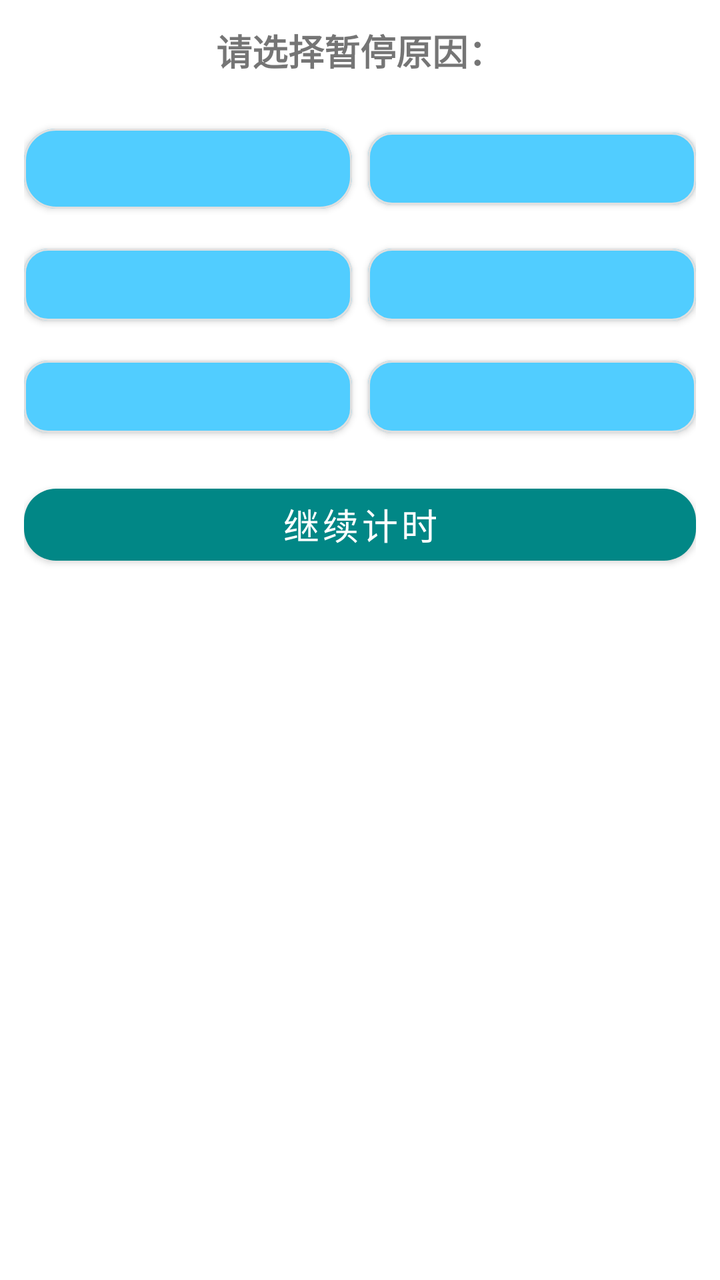
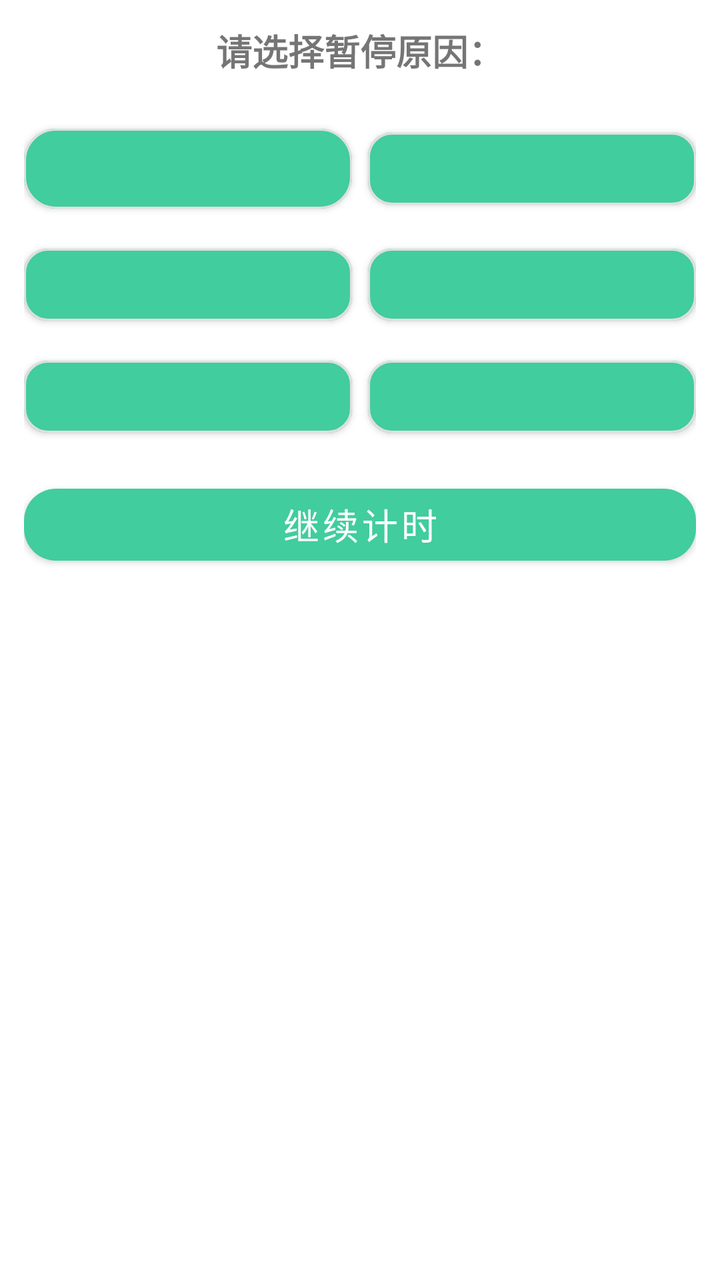

Compare the two renders of this Android layout. The source of the first and the diff that turns it into the second are given below.
<!-- AndroidManifest.xml: application theme Theme.PomodoroTimer -->
<!-- res/layout/dialog_pause_reason.xml -->
<?xml version="1.0" encoding="utf-8"?>
<LinearLayout xmlns:android="http://schemas.android.com/apk/res/android"
    xmlns:app="http://schemas.android.com/apk/res-auto"
    android:layout_width="match_parent"
    android:layout_height="wrap_content"
    android:orientation="vertical"
    android:padding="12dp">

    <TextView
        android:layout_width="match_parent"
        android:layout_height="wrap_content"
        android:text="@string/timer_dialog_pause_reason_prompt"
        android:textSize="18sp"
        android:textStyle="bold"
        android:layout_marginBottom="20dp"
        android:gravity="center" />

    <LinearLayout
        android:layout_width="match_parent"
        android:layout_height="wrap_content"
        android:orientation="horizontal"
        android:layout_marginBottom="8dp">

        <com.google.android.material.button.MaterialButton
            android:id="@+id/btn_reason_1"
            android:layout_width="0dp"
            android:layout_height="52dp"
            android:layout_weight="1"
            android:layout_marginEnd="4dp"
            android:textSize="16sp"
            android:textColor="@color/text_primary"
            app:cornerRadius="16dp"
            app:strokeWidth="1dp"
            app:strokeColor="@color/divider" />

        <com.google.android.material.button.MaterialButton
            android:id="@+id/btn_reason_2"
            android:layout_width="0dp"
            android:layout_height="48dp"
            android:layout_weight="1"
            android:layout_marginStart="4dp"
            android:textSize="16sp"
            android:textColor="@color/text_primary"
            app:cornerRadius="12dp"
            app:strokeWidth="1dp"
            app:strokeColor="@color/divider" />

    </LinearLayout>

    <LinearLayout
        android:layout_width="match_parent"
        android:layout_height="wrap_content"
        android:orientation="horizontal"
        android:layout_marginBottom="8dp">

        <com.google.android.material.button.MaterialButton
            android:id="@+id/btn_reason_3"
            android:layout_width="0dp"
            android:layout_height="48dp"
            android:layout_weight="1"
            android:layout_marginEnd="4dp"
            android:textSize="16sp"
            android:textColor="@color/text_primary"
            app:cornerRadius="12dp"
            app:strokeWidth="1dp"
            app:strokeColor="@color/divider" />

        <com.google.android.material.button.MaterialButton
            android:id="@+id/btn_reason_4"
            android:layout_width="0dp"
            android:layout_height="48dp"
            android:layout_weight="1"
            android:layout_marginStart="4dp"
            android:textSize="16sp"
            android:textColor="@color/text_primary"
            app:cornerRadius="12dp"
            app:strokeWidth="1dp"
            app:strokeColor="@color/divider" />

    </LinearLayout>

    <LinearLayout
        android:layout_width="match_parent"
        android:layout_height="wrap_content"
        android:orientation="horizontal"
        android:layout_marginBottom="16dp">

        <com.google.android.material.button.MaterialButton
            android:id="@+id/btn_reason_5"
            android:layout_width="0dp"
            android:layout_height="48dp"
            android:layout_weight="1"
            android:layout_marginEnd="4dp"
            android:textSize="16sp"
            android:textColor="@color/text_primary"
            app:cornerRadius="12dp"
            app:strokeWidth="1dp"
            app:strokeColor="@color/divider" />

        <com.google.android.material.button.MaterialButton
            android:id="@+id/btn_reason_6"
            android:layout_width="0dp"
            android:layout_height="48dp"
            android:layout_weight="1"
            android:layout_marginStart="4dp"
            android:textSize="16sp"
            android:textColor="@color/text_primary"
            app:cornerRadius="12dp"
            app:strokeWidth="1dp"
            app:strokeColor="@color/divider" />

    </LinearLayout>

    <com.google.android.material.button.MaterialButton
        android:id="@+id/btn_resume"
        android:layout_width="match_parent"
        android:layout_height="48dp"
        android:text="@string/timer_resume_timer"
        android:textSize="18sp"
        android:textColor="@android:color/white"
        app:backgroundTint="@color/teal_700"
        app:cornerRadius="16dp" />

</LinearLayout>
<!-- resources referenced by this layout -->
<resources>
  <color name="divider">#FFE0E0E0</color>
  <color name="teal_700">#FF018786</color>
  <color name="text_primary">#FF000000</color>
  <string name="timer_dialog_pause_reason_prompt">请选择暂停原因：</string>
  <string name="timer_resume_timer">继续计时</string>
  <style name="Theme.PomodoroTimer" parent="Theme.MaterialComponents.DayNight">
          
          <item name="colorPrimary">@color/skyblue</item>
          <item name="colorPrimaryVariant">@color/default_theme_dark</item>
          <item name="colorOnPrimary">@color/text_primary</item>
          
          <item name="colorSecondary">@color/teal_200</item>
          <item name="colorSecondaryVariant">@color/teal_700</item>
          <item name="colorOnSecondary">@color/black</item>
          
          <item name="android:statusBarColor">@color/background_card</item>
          <item name="actionBarStyle">@style/AppActionBar</item>
          <item name="android:actionBarStyle">@style/AppActionBar</item>
          
          <item name="android:navigationBarColor" tools:targetApi="l">@color/background_card</item>
          <item name="android:windowLightStatusBar" tools:targetApi="m">false</item>
      </style>
  <color name="skyblue">#FF51CDFF</color>
  <color name="default_theme_dark">#014971</color>
  <color name="teal_200">#FF03DAC5</color>
  <color name="black">#FF000000</color>
  <color name="background_card">#FFFFFFFF</color>
  <style name="AppActionBar" parent="Widget.MaterialComponents.ActionBar.Primary">
          <item name="android:background">@color/background_card</item>
          <item name="background">@color/background_card</item>
          <item name="android:titleTextStyle">@style/AppActionBarTitle</item>
          <item name="titleTextStyle">@style/AppActionBarTitle</item>
          <item name="elevation">4dp</item>
      </style>
  <!-- unchanged entries left out for length: 1 -->
</resources>

<!-- the commit's change to res/layout/dialog_pause_reason.xml (unified diff, before → after) -->
@@ -31,7 +31,7 @@
             android:textColor="@color/text_primary"
             app:cornerRadius="16dp"
             app:strokeWidth="1dp"
-            app:strokeColor="@color/divider" />
+            app:strokeColor="@color/stroke_subtle" />
 
         <com.google.android.material.button.MaterialButton
             android:id="@+id/btn_reason_2"
@@ -43,7 +43,7 @@
             android:textColor="@color/text_primary"
             app:cornerRadius="12dp"
             app:strokeWidth="1dp"
-            app:strokeColor="@color/divider" />
+            app:strokeColor="@color/stroke_subtle" />
 
     </LinearLayout>
 
@@ -63,7 +63,7 @@
             android:textColor="@color/text_primary"
             app:cornerRadius="12dp"
             app:strokeWidth="1dp"
-            app:strokeColor="@color/divider" />
+            app:strokeColor="@color/stroke_subtle" />
 
         <com.google.android.material.button.MaterialButton
             android:id="@+id/btn_reason_4"
@@ -75,7 +75,7 @@
             android:textColor="@color/text_primary"
             app:cornerRadius="12dp"
             app:strokeWidth="1dp"
-            app:strokeColor="@color/divider" />
+            app:strokeColor="@color/stroke_subtle" />
 
     </LinearLayout>
 
@@ -95,7 +95,7 @@
             android:textColor="@color/text_primary"
             app:cornerRadius="12dp"
             app:strokeWidth="1dp"
-            app:strokeColor="@color/divider" />
+            app:strokeColor="@color/stroke_subtle" />
 
         <com.google.android.material.button.MaterialButton
             android:id="@+id/btn_reason_6"
@@ -107,7 +107,7 @@
             android:textColor="@color/text_primary"
             app:cornerRadius="12dp"
             app:strokeWidth="1dp"
-            app:strokeColor="@color/divider" />
+            app:strokeColor="@color/stroke_subtle" />
 
     </LinearLayout>
 
@@ -118,7 +118,7 @@
         android:text="@string/timer_resume_timer"
         android:textSize="18sp"
         android:textColor="@android:color/white"
-        app:backgroundTint="@color/teal_700"
+        app:backgroundTint="@color/brand"
         app:cornerRadius="16dp" />
 
 </LinearLayout>
<!-- resource entries referenced after the edit -->
@@ -1,39 +1,67 @@
 <!-- resources referenced by this layout -->
 <resources>
-  <color name="divider">#FFE0E0E0</color>
-  <color name="teal_700">#FF018786</color>
+  <color name="brand">#FF41CD9D</color>
+  <color name="stroke_subtle">#FFE0E0E0</color>
   <color name="text_primary">#FF000000</color>
   <string name="timer_dialog_pause_reason_prompt">请选择暂停原因：</string>
   <string name="timer_resume_timer">继续计时</string>
   <style name="Theme.PomodoroTimer" parent="Theme.MaterialComponents.DayNight">
-          
-          <item name="colorPrimary">@color/skyblue</item>
-          <item name="colorPrimaryVariant">@color/default_theme_dark</item>
-          <item name="colorOnPrimary">@color/text_primary</item>
-          
-          <item name="colorSecondary">@color/teal_200</item>
-          <item name="colorSecondaryVariant">@color/teal_700</item>
-          <item name="colorOnSecondary">@color/black</item>
-          
-          <item name="android:statusBarColor">@color/background_card</item>
+          <item name="colorPrimary">@color/brand</item>
+          <item name="colorPrimaryVariant">@color/brand</item>
+          <item name="colorOnPrimary">@color/on_brand</item>
+          <item name="colorSecondary">@color/brand</item>
+          <item name="colorSecondaryVariant">@color/brand</item>
+          <item name="colorOnSecondary">@color/on_brand</item>
+          <item name="android:statusBarColor">@color/surface_card</item>
           <item name="actionBarStyle">@style/AppActionBar</item>
           <item name="android:actionBarStyle">@style/AppActionBar</item>
-          
-          <item name="android:navigationBarColor" tools:targetApi="l">@color/background_card</item>
-          <item name="android:windowLightStatusBar" tools:targetApi="m">false</item>
+          <item name="android:navigationBarColor" tools:targetApi="l">@color/surface_card</item>
+          <item name="android:windowLightStatusBar" tools:targetApi="m">true</item>
+          <item name="materialAlertDialogTheme">@style/ThemeOverlay.Pomodoro.MaterialAlertDialog</item>
       </style>
-  <color name="skyblue">#FF51CDFF</color>
-  <color name="default_theme_dark">#014971</color>
-  <color name="teal_200">#FF03DAC5</color>
-  <color name="black">#FF000000</color>
-  <color name="background_card">#FFFFFFFF</color>
+  <color name="on_brand">@color/absolute_white</color>
+  <color name="surface_card">#FFFFFFFF</color>
   <style name="AppActionBar" parent="Widget.MaterialComponents.ActionBar.Primary">
-          <item name="android:background">@color/background_card</item>
-          <item name="background">@color/background_card</item>
+          <item name="android:background">@color/surface_card</item>
+          <item name="background">@color/surface_card</item>
           <item name="android:titleTextStyle">@style/AppActionBarTitle</item>
           <item name="titleTextStyle">@style/AppActionBarTitle</item>
           <item name="elevation">4dp</item>
       </style>
+  <style name="ThemeOverlay.Pomodoro.MaterialAlertDialog" parent="ThemeOverlay.MaterialComponents.MaterialAlertDialog">
+          <item name="colorPrimary">@color/brand</item>
+          <item name="colorSecondary">@color/brand</item>
+          <item name="colorSurface">@color/surface_card</item>
+          <item name="colorOnSurface">@color/text_primary</item>
+          <item name="materialAlertDialogTitleTextStyle">@style/TextAppearance.Pomodoro.Dialog.Title</item>
+          <item name="materialAlertDialogBodyTextStyle">@style/TextAppearance.Pomodoro.Dialog.Body</item>
+          <item name="shapeAppearanceOverlay">@style/ShapeAppearance.Pomodoro.Dialog</item>
+          <item name="buttonBarPositiveButtonStyle">@style/Widget.Pomodoro.Dialog.Button</item>
+          <item name="buttonBarNegativeButtonStyle">@style/Widget.Pomodoro.Dialog.Button</item>
+          <item name="buttonBarNeutralButtonStyle">@style/Widget.Pomodoro.Dialog.Button</item>
+      </style>
+  <color name="absolute_white">#FFFFFFFF</color>
+  <style name="TextAppearance.Pomodoro.Dialog.Title" parent="MaterialAlertDialog.MaterialComponents.Title.Text">
+          <item name="android:textColor">@color/text_primary</item>
+          <item name="android:textSize">18sp</item>
+          <item name="android:textStyle">bold</item>
+      </style>
+  <style name="TextAppearance.Pomodoro.Dialog.Body" parent="MaterialAlertDialog.MaterialComponents.Body.Text">
+          <item name="android:textColor">@color/text_secondary</item>
+          <item name="android:textSize">14sp</item>
+          <item name="android:lineSpacingExtra">3dp</item>
+      </style>
+  <style name="ShapeAppearance.Pomodoro.Dialog" parent="ShapeAppearance.MaterialComponents.LargeComponent">
+          <item name="cornerFamily">rounded</item>
+          <item name="cornerSize">20dp</item>
+      </style>
+  <style name="Widget.Pomodoro.Dialog.Button" parent="Widget.MaterialComponents.Button.TextButton.Dialog">
+          <item name="android:textColor">@color/brand</item>
+          <item name="android:textAllCaps">false</item>
+          <item name="rippleColor">@color/brand_container</item>
+      </style>
+  <color name="text_secondary">#FF666666</color>
+  <color name="brand_container">#1A41CD9D</color>
   <!-- unchanged entries left out for length: 1 -->
 </resources>
 
